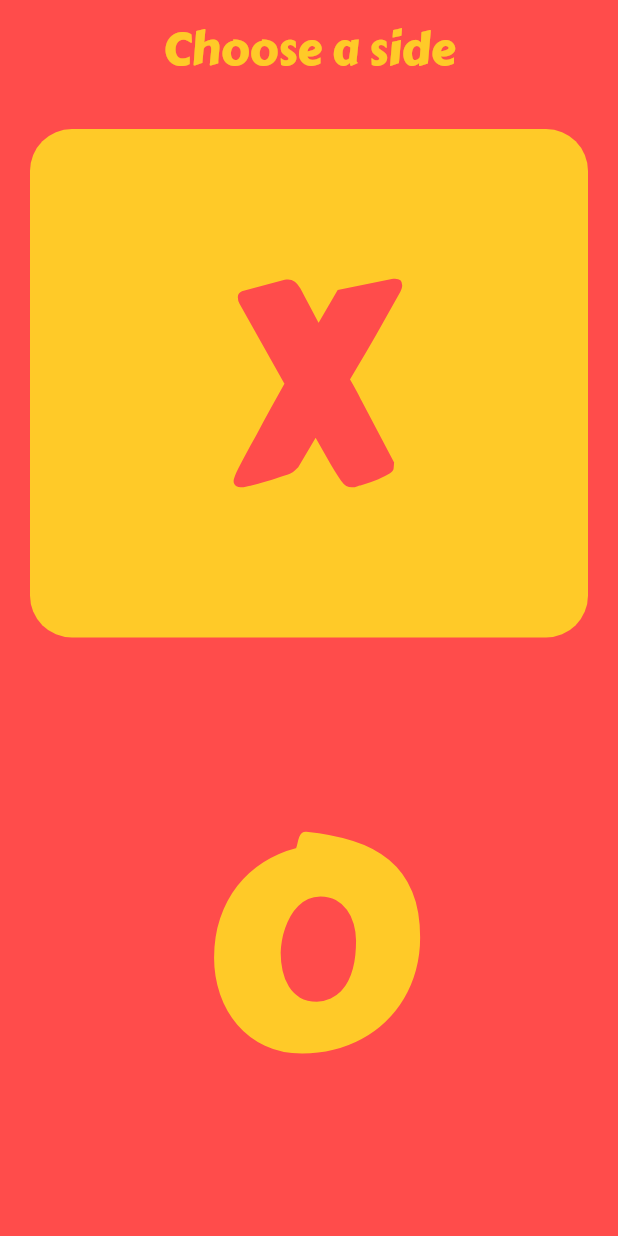
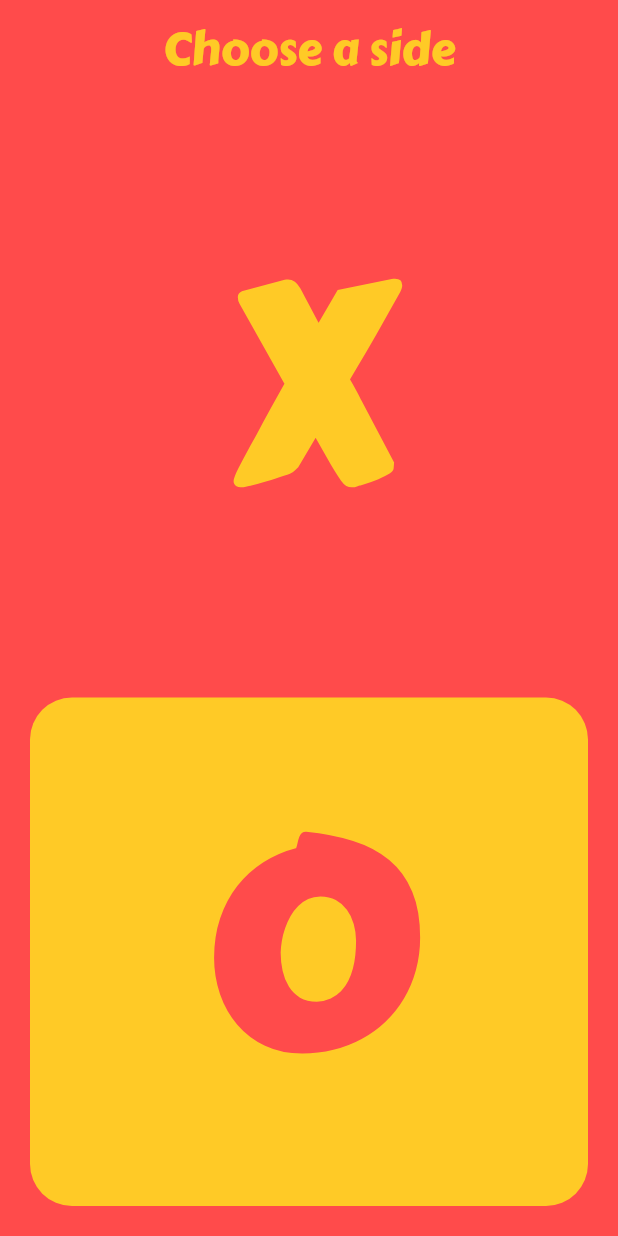
Before and after one commit to SaiManojBotchu/TicTacToe, a Flutter app: the PickUpScreen screen opened directly, on a phone screen of 412 x 824 dp. Run offline on Flutter 3.47's test engine with Material 2 defaults, Android fonts, the phone set to English and light mode, and no system bars.

Commit message:
add subtle changes in code

```diff
--- a/lib/screens/pickup_screen.dart
+++ b/lib/screens/pickup_screen.dart
@@ -1,12 +1,12 @@
 import 'package:flutter/material.dart';
 import 'package:tic_tac_toe/widgets/container_widget.dart';
+import 'package:tic_tac_toe/constants.dart';
 
 class PickUpScreen extends StatelessWidget {
-
   @override
   Widget build(BuildContext context) {
     return Scaffold(
-      backgroundColor: Color(0xFFFF4C4B),
+      backgroundColor: kBackgroundColor,
       body: SafeArea(
         child: Column(
           crossAxisAlignment: CrossAxisAlignment.stretch,
@@ -17,7 +17,7 @@ class PickUpScreen extends StatelessWidget {
                 child: Text(
                   'Choose a side',
                   style: TextStyle(
-                    color: Color(0XFFFFCA28),
+                    color: kTextColor,
                     fontSize: 30.0,
                     fontWeight: FontWeight.w500,
                     fontFamily: 'Carter',
@@ -25,8 +25,16 @@ class PickUpScreen extends StatelessWidget {
                 ),
               ),
             ),
-            ContainerWidget(color: Color(0XFFFFCA28),text: "X",textColor: Color(0XFFFF4C4B),),
-            ContainerWidget(color: Color(0xFFFF4C4B),text: "O", textColor: Color(0XFFFFCA28),),
+            ContainerWidget(
+              color: kBackgroundColor,
+              text: "X",
+              textColor: kTextColor,
+            ),
+            ContainerWidget(
+              color: kTextColor,
+              text: "O",
+              textColor: kBackgroundColor,
+            ),
           ],
         ),
       ),
--- a/lib/widgets/container_widget.dart
+++ b/lib/widgets/container_widget.dart
@@ -1,10 +1,8 @@
 import 'package:flutter/material.dart';
 
 class ContainerWidget extends StatelessWidget {
-
-  final color,text,textColor;
-
-  ContainerWidget({this.color,this.text,this.textColor});
+  final color, text, textColor;
+  ContainerWidget({this.color, this.text, this.textColor});
 
   @override
   Widget build(BuildContext context) {
```
